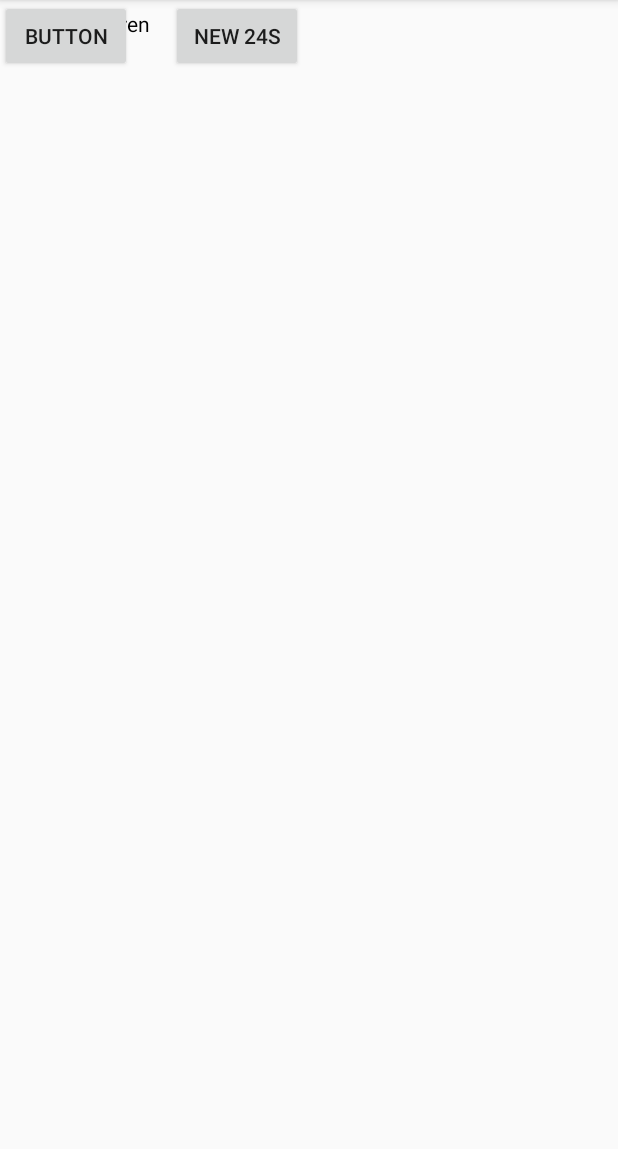
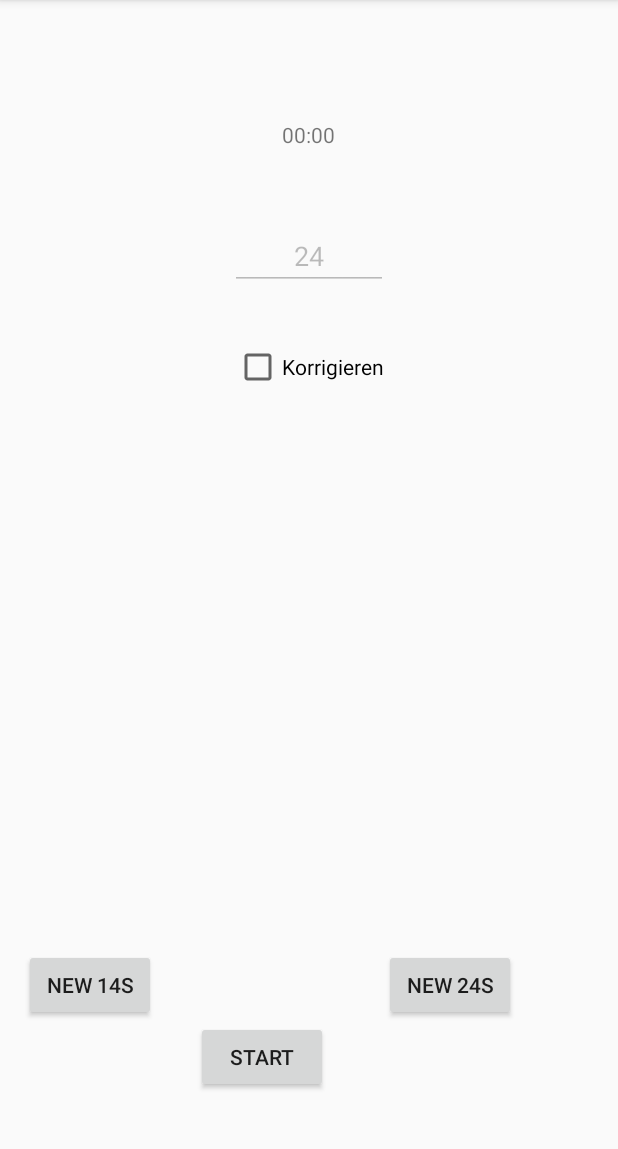
Before and after one commit to rehne93/android-basketball-timer, an Android app: the screen it shows after launch (MainActivity), after a tap on "NEW 24S", on a phone screen of 412 x 824 dp, the part 84-1233 px from its top. Run offline under Robolectric (Android 15) with nearby library versions, the phone set to English and light mode, and no system bars; our stand-ins replace ButterKnife; 1 statement that could not run was skipped.

Commit message:
Implemented singleton for RefreshAttackTime,

```diff
--- a/app/src/main/java/de/baernreuther/basketballcountdowntimer/MainActivity.java
+++ b/app/src/main/java/de/baernreuther/basketballcountdowntimer/MainActivity.java
@@ -10,7 +10,6 @@ import android.widget.TextView;
 
 import butterknife.BindView;
 import butterknife.ButterKnife;
-import de.baernreuther.basketballcountdowntimer.countdowntimer.AttackTimeCountdownTimer;
 import de.baernreuther.basketballcountdowntimer.countdowntimer.GameTimeCountdownTimer;
 import de.baernreuther.basketballcountdowntimer.listener.buttons.RefreshAttackTimeButton;
 import de.baernreuther.basketballcountdowntimer.listener.buttons.StartGameButton;
@@ -37,7 +36,6 @@ public class MainActivity extends AppCompatActivity {
     CheckBox editFieldsCheckbox;
 
     GameTimeCountdownTimer gameTimeCountdownTimer = null;
-    AttackTimeCountdownTimer attackTimeCountdownTimer = null;
 
 
     //TODO Throw exception when attacktime lower 1 ore greater than 30.
@@ -48,7 +46,6 @@ public class MainActivity extends AppCompatActivity {
         setContentView(R.layout.main);
         ButterKnife.bind(this);
         gameTimeCountdownTimer = new GameTimeCountdownTimer(100000,1000, gameTimeTextView);
-        attackTimeCountdownTimer =  AttackTimeCountdownTimer.AttackTimeCountdownFactory(24, 1000, attackTime, gameTimeCountdownTimer);
 
         initializeFields();
         initializeListeners();
@@ -73,11 +70,11 @@ public class MainActivity extends AppCompatActivity {
     Initializes all listeners.
      */
     private void initializeListeners() {
-        refreshAttackTimeButton.setOnClickListener(new RefreshAttackTimeButton(attackTime, attackTimeCountdownTimer, gameTimeCountdownTimer, 24));
-        offensiveReboundButton.setOnClickListener(new RefreshAttackTimeButton(attackTime, attackTimeCountdownTimer, gameTimeCountdownTimer, 14));
-        startGameButton.setOnClickListener(new StartGameButton(attackTime, attackTimeCountdownTimer, gameTimeCountdownTimer));
+        refreshAttackTimeButton.setOnClickListener(new RefreshAttackTimeButton(attackTime, gameTimeCountdownTimer, 24));
+        offensiveReboundButton.setOnClickListener(new RefreshAttackTimeButton(attackTime, gameTimeCountdownTimer, 14));
+        startGameButton.setOnClickListener(new StartGameButton(attackTime, gameTimeCountdownTimer));
 
-        attackTime.addTextChangedListener(new AttackTimeEditText(editFieldsCheckbox, attackTime, gameTimeCountdownTimer, attackTimeCountdownTimer));
+        attackTime.addTextChangedListener(new AttackTimeEditText(editFieldsCheckbox, attackTime, gameTimeCountdownTimer));
     }
 
 
--- a/app/src/main/java/de/baernreuther/basketballcountdowntimer/countdowntimer/AttackTimeCountdownTimer.java
+++ b/app/src/main/java/de/baernreuther/basketballcountdowntimer/countdowntimer/AttackTimeCountdownTimer.java
@@ -18,6 +18,28 @@ import de.baernreuther.basketballcountdowntimer.time.TimeConverter;
 public class AttackTimeCountdownTimer extends PausableCountDownTimer {
 
 
+    private static AttackTimeCountdownTimer uniqueInstance;
+    private EditText attackTimeText;
+    private PausableCountDownTimer gameTimeCountDownTimer;
+    private boolean hasStoped = false;
+
+
+    private AttackTimeCountdownTimer(long millisInFuture, long countDownInterval, EditText attackTimeEditText, PausableCountDownTimer gameTime) {
+        super(millisInFuture, countDownInterval);
+        this.attackTimeText = attackTimeEditText;
+        this.gameTimeCountDownTimer = gameTime;
+    }
+
+    //TODO Throiw exception if null
+    public static AttackTimeCountdownTimer createUniqueInstance(int seconds, long interval, EditText attackTimeText, PausableCountDownTimer gameTimeCountDownTimer) {
+        uniqueInstance = AttackTimeCountdownTimer.AttackTimeCountdownFactory(seconds, interval, attackTimeText, gameTimeCountDownTimer);
+        return uniqueInstance;
+    }
+
+    public static AttackTimeCountdownTimer getUniqueInstance() {
+        return uniqueInstance;
+    }
+
     /**
      * Creates an instance of an Attack Countdowntimer.
      * @param seconds seconds left on the new clock
@@ -27,20 +49,8 @@ public class AttackTimeCountdownTimer extends PausableCountDownTimer {
      * @return an instance of AttackTimeCountdownTimer containing the new time.
      */
     @Contract("_, _, _, _ -> !null")
-    public static AttackTimeCountdownTimer AttackTimeCountdownFactory(int seconds, long interval, EditText attackTimeEditText, PausableCountDownTimer gameTimeContdown){
+    private static AttackTimeCountdownTimer AttackTimeCountdownFactory(int seconds, long interval, EditText attackTimeEditText, PausableCountDownTimer gameTimeContdown) {
         return new AttackTimeCountdownTimer(seconds*1000, interval, attackTimeEditText, gameTimeContdown);
-    }
-
-
-
-    private EditText attackTimeText;
-    private PausableCountDownTimer gameTimeCountDownTimer;
-    private boolean hasStoped = false;
-
-    private AttackTimeCountdownTimer(long millisInFuture, long countDownInterval, EditText attackTimeEditText, PausableCountDownTimer gameTime) {
-        super(millisInFuture, countDownInterval);
-        this.attackTimeText = attackTimeEditText;
-        this.gameTimeCountDownTimer = gameTime;
     }
 
     /**
--- a/app/src/main/java/de/baernreuther/basketballcountdowntimer/countdowntimer/GameTimeCountdownTimer.java
+++ b/app/src/main/java/de/baernreuther/basketballcountdowntimer/countdowntimer/GameTimeCountdownTimer.java
@@ -12,6 +12,7 @@ import de.baernreuther.basketballcountdowntimer.time.TimeConverter;
 
 public class GameTimeCountdownTimer extends PausableCountDownTimer {
 
+    // TODO Implement singleton variante
     private TextView timeLeftTextView;
 
     public GameTimeCountdownTimer(long millisInFuture, long countDownInterval, TextView timeLeftTextView) {
--- a/app/src/main/java/de/baernreuther/basketballcountdowntimer/listener/buttons/RefreshAttackTimeButton.java
+++ b/app/src/main/java/de/baernreuther/basketballcountdowntimer/listener/buttons/RefreshAttackTimeButton.java
@@ -13,21 +13,17 @@ import de.baernreuther.basketballcountdowntimer.countdowntimer.GameTimeCountdown
 public class RefreshAttackTimeButton implements View.OnClickListener {
 
     private EditText attackTime;
-    private AttackTimeCountdownTimer attackTimeCountdownTimer;
     private GameTimeCountdownTimer gameTimeCountdownTimer;
     private int timeLeft;
-
     /**
      * Creates a RefreshAttackTimeButton who is able to refresh the attack time to a certain amount of time.
      *
      * @param attackTime               the edittext with the current attack time
-     * @param attackTimeCountdownTimer the countdowntimer for the attack time
      * @param gameTimeCountdownTimer   the countdowntimer for the gametime
      * @param timeLeft                 the time left in this attack.
      */
-    public RefreshAttackTimeButton(EditText attackTime, AttackTimeCountdownTimer attackTimeCountdownTimer, GameTimeCountdownTimer gameTimeCountdownTimer, int timeLeft) {
+    public RefreshAttackTimeButton(EditText attackTime, GameTimeCountdownTimer gameTimeCountdownTimer, int timeLeft) {
         this.attackTime = attackTime;
-        this.attackTimeCountdownTimer = attackTimeCountdownTimer;
         this.gameTimeCountdownTimer = gameTimeCountdownTimer;
         this.timeLeft = timeLeft;
     }
@@ -37,11 +33,11 @@ public class RefreshAttackTimeButton implements View.OnClickListener {
      */
     @Override
     public void onClick(View v) {
-        attackTimeCountdownTimer.cancel();
-        attackTimeCountdownTimer = null;
-        attackTimeCountdownTimer = AttackTimeCountdownTimer.AttackTimeCountdownFactory(timeLeft, 1000, attackTime, gameTimeCountdownTimer);
+        AttackTimeCountdownTimer.getUniqueInstance().cancel();
+        AttackTimeCountdownTimer.createUniqueInstance(timeLeft, 1000, attackTime, gameTimeCountdownTimer);
+        attackTime.setText(String.valueOf(timeLeft));
         if (!gameTimeCountdownTimer.isPaused()) {
-            attackTimeCountdownTimer.start();
+            AttackTimeCountdownTimer.getUniqueInstance().start();
         }
 
     }
--- a/app/src/main/java/de/baernreuther/basketballcountdowntimer/listener/buttons/StartGameButton.java
+++ b/app/src/main/java/de/baernreuther/basketballcountdowntimer/listener/buttons/StartGameButton.java
@@ -13,34 +13,36 @@ import de.baernreuther.basketballcountdowntimer.countdowntimer.GameTimeCountdown
 public class StartGameButton implements View.OnClickListener {
 
     private EditText attackTime;
-    private AttackTimeCountdownTimer attackTimeCountdownTimer;
     private GameTimeCountdownTimer gameTimeCountdownTimer;
 
     /**
      * Creates a button to start and pause the game.
      *
      * @param attackTime
-     * @param attackTimeCountdownTimer
      * @param gameTimeCountdownTimer
      */
-    public StartGameButton(EditText attackTime, AttackTimeCountdownTimer attackTimeCountdownTimer, GameTimeCountdownTimer gameTimeCountdownTimer) {
+    public StartGameButton(EditText attackTime, GameTimeCountdownTimer gameTimeCountdownTimer) {
         this.attackTime = attackTime;
-        this.attackTimeCountdownTimer = attackTimeCountdownTimer;
         this.gameTimeCountdownTimer = gameTimeCountdownTimer;
     }
 
     @Override
     public void onClick(View v) {
-        if (attackTimeCountdownTimer.hasStoped()) {
-            attackTimeCountdownTimer = AttackTimeCountdownTimer.AttackTimeCountdownFactory(24, 1000, attackTime, gameTimeCountdownTimer);
+        if (AttackTimeCountdownTimer.getUniqueInstance() != null) {
+            if (AttackTimeCountdownTimer.getUniqueInstance().hasStoped()) {
+                AttackTimeCountdownTimer.createUniqueInstance(24, 1000, attackTime, gameTimeCountdownTimer);
+            }
+        } else {
+            AttackTimeCountdownTimer.createUniqueInstance(24, 1000, attackTime, gameTimeCountdownTimer);
         }
 
         if (gameTimeCountdownTimer.isPaused()) {
             gameTimeCountdownTimer.start();
-            attackTimeCountdownTimer.start();
+            AttackTimeCountdownTimer.getUniqueInstance().start();
         } else {
             gameTimeCountdownTimer.pause();
-            attackTimeCountdownTimer.pause();
+            AttackTimeCountdownTimer.getUniqueInstance().pause();
         }
     }
+
 }
--- a/app/src/main/java/de/baernreuther/basketballcountdowntimer/listener/editboxes/AttackTimeEditText.java
+++ b/app/src/main/java/de/baernreuther/basketballcountdowntimer/listener/editboxes/AttackTimeEditText.java
@@ -18,13 +18,12 @@ public class AttackTimeEditText implements TextWatcher {
     private CheckBox allowEditingCheckBox;
     private EditText attackTime;
     private GameTimeCountdownTimer gameTimeCountdownTimer;
-    private AttackTimeCountdownTimer attackTimeCountdownTimer;
 
-    public AttackTimeEditText(CheckBox allowEditingCheckBox, EditText attackTime, GameTimeCountdownTimer gameTimeCountdownTimer, AttackTimeCountdownTimer attackTimeCountdownTimer) {
+    // TODO Fix me
+    public AttackTimeEditText(CheckBox allowEditingCheckBox, EditText attackTime, GameTimeCountdownTimer gameTimeCountdownTimer) {
         this.allowEditingCheckBox = allowEditingCheckBox;
         this.attackTime = attackTime;
         this.gameTimeCountdownTimer = gameTimeCountdownTimer;
-        this.attackTimeCountdownTimer = attackTimeCountdownTimer;
     }
 
     @Override
@@ -45,8 +44,9 @@ public class AttackTimeEditText implements TextWatcher {
             if (time.equals("")) {
                 time = "0"; //Small workaround
             }
-            attackTimeCountdownTimer.cancel();
-            attackTimeCountdownTimer = AttackTimeCountdownTimer.AttackTimeCountdownFactory(Integer.valueOf(time), 1000, attackTime, gameTimeCountdownTimer);
+            AttackTimeCountdownTimer.getUniqueInstance().cancel();
+            AttackTimeCountdownTimer.createUniqueInstance(Integer.valueOf(time), 1000, attackTime, gameTimeCountdownTimer);
+
         }
     }
 }
--- a/app/src/main/res/layout/main.xml
+++ b/app/src/main/res/layout/main.xml
@@ -4,20 +4,19 @@
     xmlns:tools="http://schemas.android.com/tools"
     android:layout_width="match_parent"
     android:layout_height="match_parent"
-    tools:context="de.baernreuther.basketballcountdowntimer.MainActivity">
+    tools:context="de.baernreuther.basketballcountdowntimer.MainActivity"
+    tools:layout_editor_absoluteX="0dp"
+    tools:layout_editor_absoluteY="81dp">
 
     <TextView
         android:id="@+id/gameTimeTextView"
         android:layout_width="36dp"
         android:layout_height="wrap_content"
+        android:layout_marginTop="80dp"
         android:text="00:00"
-        app:layout_constraintHorizontal_bias="0.451"
         app:layout_constraintLeft_toLeftOf="parent"
         app:layout_constraintRight_toRightOf="parent"
-        app:layout_constraintTop_toTopOf="parent"
-        app:layout_constraintVertical_bias="0.095"
-        android:layout_marginBottom="8dp"
-        app:layout_constraintBottom_toTopOf="@+id/attackTime" />
+        app:layout_constraintTop_toTopOf="parent" />
 
 
 
@@ -25,45 +24,55 @@
         android:id="@+id/refreshAttackTime"
         android:layout_width="wrap_content"
         android:layout_height="wrap_content"
+        android:layout_marginBottom="87dp"
+        android:layout_marginLeft="152dp"
         android:text="New 24s"
-        tools:layout_editor_absoluteY="447dp"
-        app:layout_constraintLeft_toRightOf="@+id/startGameButton"
-        android:layout_marginLeft="26dp" />
+        app:layout_constraintBottom_toBottomOf="parent"
+        app:layout_constraintLeft_toRightOf="@+id/offensiveReboundButton" />
 
     <EditText
         android:id="@+id/attackTime"
         android:layout_width="105dp"
         android:layout_height="44dp"
+        android:layout_marginTop="50dp"
         android:ems="10"
+        android:gravity="center"
         android:inputType="number"
-        tools:layout_editor_absoluteX="104dp"
-        android:layout_marginBottom="138dp"
-        app:layout_constraintBottom_toTopOf="@+id/startGameButton"
-        />
+        app:layout_constraintHorizontal_bias="0.501"
+        app:layout_constraintLeft_toLeftOf="parent"
+        app:layout_constraintRight_toRightOf="parent"
+        app:layout_constraintTop_toBottomOf="@+id/gameTimeTextView" />
 
     <Button
         android:id="@+id/offensiveReboundButton"
         android:layout_width="wrap_content"
         android:layout_height="wrap_content"
+        android:layout_marginBottom="87dp"
+        android:layout_marginLeft="16dp"
         android:text="New 14s"
-        tools:layout_editor_absoluteY="445dp"
-        app:layout_constraintRight_toLeftOf="@+id/startGameButton"
-        android:layout_marginRight="8dp" />
+        app:layout_constraintBottom_toBottomOf="parent"
+        app:layout_constraintLeft_toLeftOf="parent" />
 
     <CheckBox
         android:id="@+id/editFieldsCheckbox"
         android:layout_width="wrap_content"
         android:layout_height="wrap_content"
+        android:layout_marginTop="35dp"
         android:text="Korrigieren"
-        tools:layout_editor_absoluteX="106dp"
-        tools:layout_editor_absoluteY="19dp" />
+        app:layout_constraintHorizontal_bias="0.501"
+        app:layout_constraintLeft_toLeftOf="parent"
+        app:layout_constraintRight_toRightOf="parent"
+        app:layout_constraintTop_toBottomOf="@+id/attackTime" />
 
     <Button
         android:id="@+id/startGameButton"
         android:layout_width="wrap_content"
         android:layout_height="wrap_content"
-        android:text="Button"
-        tools:layout_editor_absoluteY="447dp"
-        tools:layout_editor_absoluteX="173dp" />
+        android:layout_marginBottom="39dp"
+        android:text="Start"
+        app:layout_constraintBottom_toBottomOf="parent"
+        app:layout_constraintHorizontal_bias="0.421"
+        app:layout_constraintLeft_toRightOf="@+id/offensiveReboundButton"
+        app:layout_constraintRight_toLeftOf="@+id/refreshAttackTime" />
 
 </android.support.constraint.ConstraintLayout>
```
